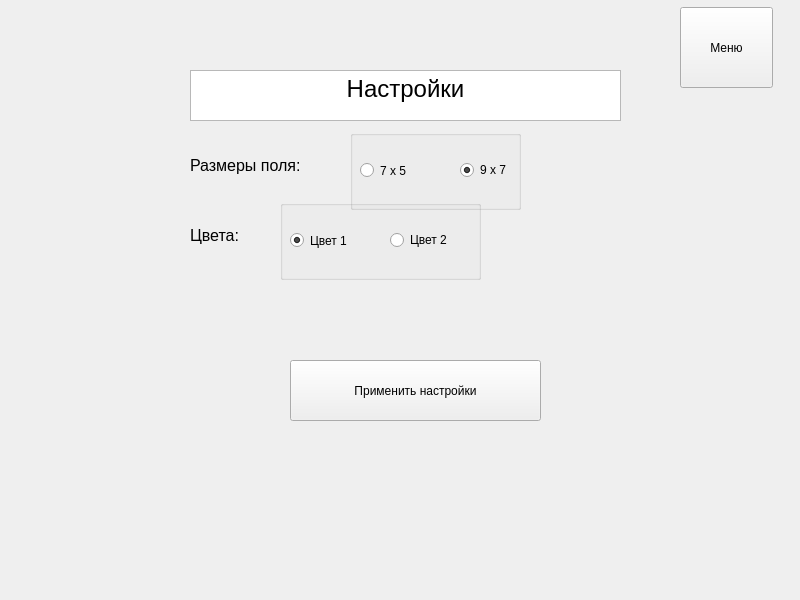
Above: Task5/Resources/ui/forms/settings.ui from SaVyrin/Languages-and-Programming-Systems before the change. Below: the same form after it.
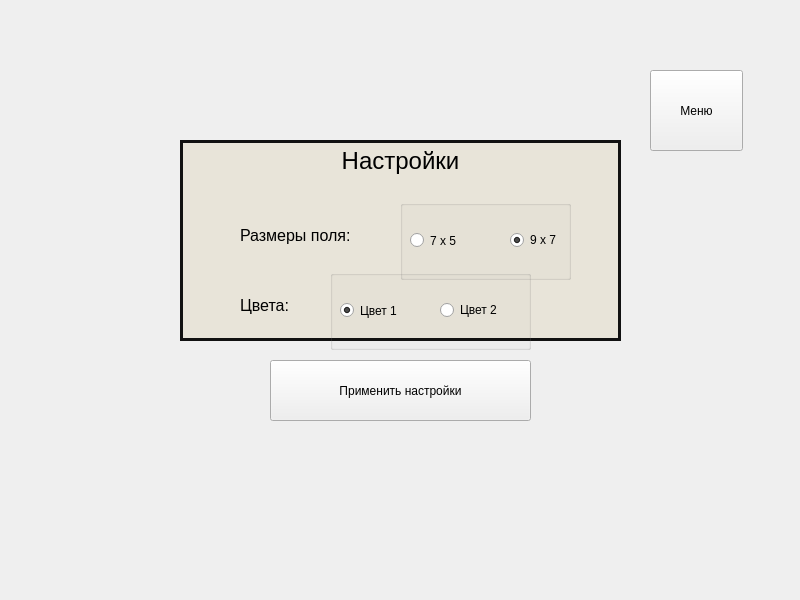
That is the form after the change.

Commit message: Task 5 Added costumization(icon, titles, backgrounds)

Patch:
```diff
--- a/Task5/Resources/ui/forms/settings.ui
+++ b/Task5/Resources/ui/forms/settings.ui
@@ -17,8 +17,8 @@
    <widget class="QPushButton" name="menuButton">
     <property name="geometry">
      <rect>
-      <x>680</x>
-      <y>7</y>
+      <x>650</x>
+      <y>70</y>
       <width>93</width>
       <height>81</height>
      </rect>
@@ -30,12 +30,16 @@
    <widget class="QTextEdit" name="textEdit">
     <property name="geometry">
      <rect>
-      <x>190</x>
-      <y>70</y>
-      <width>431</width>
-      <height>51</height>
+      <x>180</x>
+      <y>140</y>
+      <width>441</width>
+      <height>201</height>
      </rect>
     </property>
+    <property name="styleSheet">
+     <string notr="true">background-color: rgba(232, 228, 216, 0.95);
+border: 3px solid #111;</string>
+    </property>
     <property name="html">
      <string>&lt;!DOCTYPE HTML PUBLIC &quot;-//W3C//DTD HTML 4.0//EN&quot; &quot;http://www.w3.org/TR/REC-html40/strict.dtd&quot;&gt;
 &lt;html&gt;&lt;head&gt;&lt;meta name=&quot;qrichtext&quot; content=&quot;1&quot; /&gt;&lt;style type=&quot;text/css&quot;&gt;
@@ -47,9 +51,9 @@
    <widget class="QPushButton" name="saveSettingsButton">
     <property name="geometry">
      <rect>
-      <x>290</x>
+      <x>270</x>
       <y>360</y>
-      <width>251</width>
+      <width>261</width>
       <height>61</height>
      </rect>
     </property>
@@ -60,8 +64,8 @@
    <widget class="QLabel" name="label">
     <property name="geometry">
      <rect>
-      <x>190</x>
-      <y>140</y>
+      <x>240</x>
+      <y>210</y>
       <width>141</width>
       <height>51</height>
      </rect>
@@ -73,8 +77,8 @@
    <widget class="QLabel" name="label_2">
     <property name="geometry">
      <rect>
-      <x>190</x>
-      <y>210</y>
+      <x>240</x>
+      <y>280</y>
       <width>91</width>
       <height>51</height>
      </rect>
@@ -86,8 +90,8 @@
    <widget class="QGroupBox" name="fieldSizes">
     <property name="geometry">
      <rect>
-      <x>350</x>
-      <y>130</y>
+      <x>400</x>
+      <y>200</y>
       <width>171</width>
       <height>80</height>
      </rect>
@@ -137,8 +141,8 @@
    <widget class="QGroupBox" name="fieldColors">
     <property name="geometry">
      <rect>
-      <x>280</x>
-      <y>200</y>
+      <x>330</x>
+      <y>270</y>
       <width>201</width>
       <height>80</height>
      </rect>
```
Left out of the diff: 5 changed lines with no effect on the pictures. The commit also changes 16 other files.
